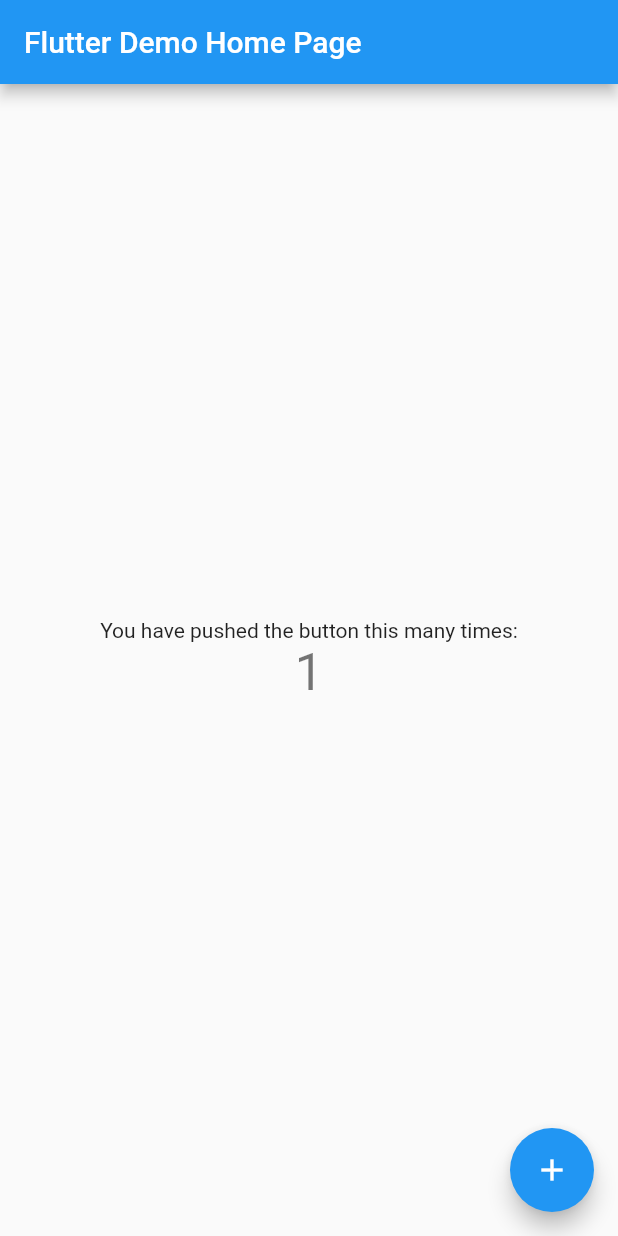
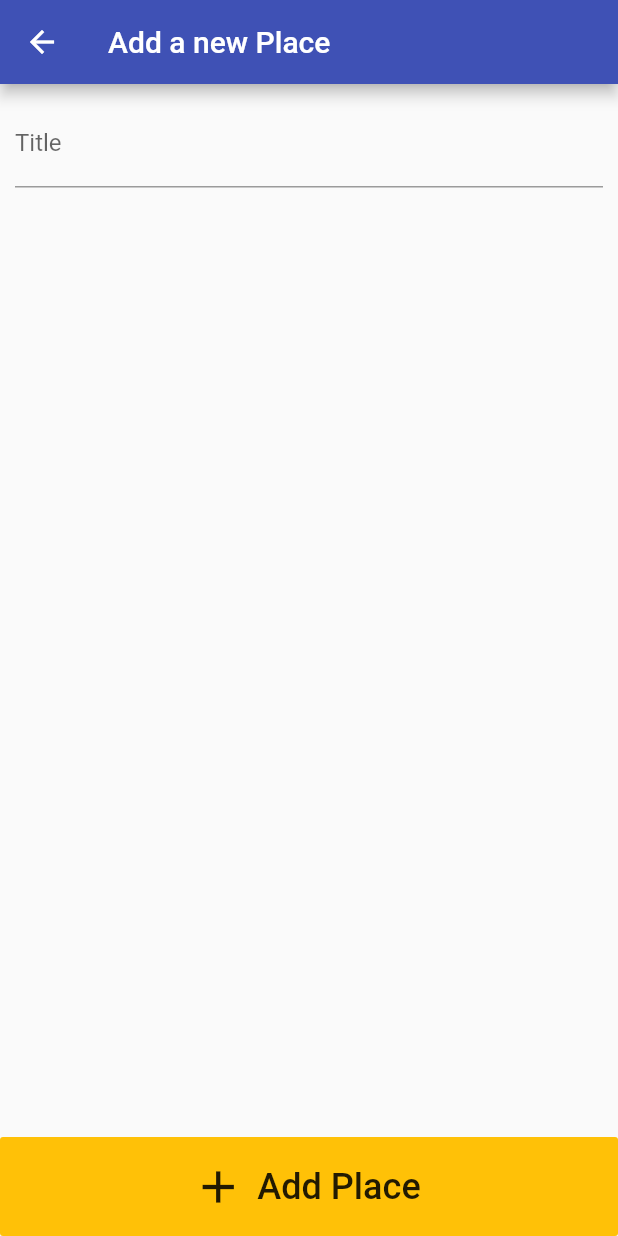
Before and after one commit to divyamraj18/Great-Places, a Flutter app: the screen it shows after launch, after a tap on the "add" icon, on a phone screen of 412 x 824 dp. Run offline on Flutter 3.47's test engine with Material 2 defaults, Android fonts, the phone set to English and light mode, and no system bars.

Commit message:
------------------------

```diff
--- a/lib/main.dart
+++ b/lib/main.dart
@@ -1,117 +1,30 @@
 import 'package:flutter/material.dart';
+import 'package:greatplaces/provider/great_places.dart';
+import 'package:greatplaces/screens/add_place_screen.dart';
+import 'package:greatplaces/screens/places_list_screen.dart';
+import 'package:provider/provider.dart';
 
 void main() {
   runApp(MyApp());
 }
 
 class MyApp extends StatelessWidget {
-  // This widget is the root of your application.
   @override
   Widget build(BuildContext context) {
-    return MaterialApp(
-      title: 'Flutter Demo',
-      theme: ThemeData(
-        // This is the theme of your application.
-        //
-        // Try running your application with "flutter run". You'll see the
-        // application has a blue toolbar. Then, without quitting the app, try
-        // changing the primarySwatch below to Colors.green and then invoke
-        // "hot reload" (press "r" in the console where you ran "flutter run",
-        // or simply save your changes to "hot reload" in a Flutter IDE).
-        // Notice that the counter didn't reset back to zero; the application
-        // is not restarted.
-        primarySwatch: Colors.blue,
-        // This makes the visual density adapt to the platform that you run
-        // the app on. For desktop platforms, the controls will be smaller and
-        // closer together (more dense) than on mobile platforms.
-        visualDensity: VisualDensity.adaptivePlatformDensity,
+    return ChangeNotifierProvider.value(
+        value: GreatPlaces(),
+      child: MaterialApp(
+       debugShowCheckedModeBanner: false,
+        title: 'Great Places',
+        theme: ThemeData(
+          primarySwatch: Colors.indigo,
+          accentColor: Colors.amber,
+        ),
+        home:PlacesListScreen(),
+        routes: {
+         AddPlaceScreen.routeName:(ctx)=> AddPlaceScreen(),
+        },
       ),
-      home: MyHomePage(title: 'Flutter Demo Home Page'),
     );
   }
 }
-
-class MyHomePage extends StatefulWidget {
-  MyHomePage({Key key, this.title}) : super(key: key);
-
-  // This widget is the home page of your application. It is stateful, meaning
-  // that it has a State object (defined below) that contains fields that affect
-  // how it looks.
-
-  // This class is the configuration for the state. It holds the values (in this
-  // case the title) provided by the parent (in this case the App widget) and
-  // used by the build method of the State. Fields in a Widget subclass are
-  // always marked "final".
-
-  final String title;
-
-  @override
-  _MyHomePageState createState() => _MyHomePageState();
-}
-
-class _MyHomePageState extends State<MyHomePage> {
-  int _counter = 0;
-
-  void _incrementCounter() {
-    setState(() {
-      // This call to setState tells the Flutter framework that something has
-      // changed in this State, which causes it to rerun the build method below
-      // so that the display can reflect the updated values. If we changed
-      // _counter without calling setState(), then the build method would not be
-      // called again, and so nothing would appear to happen.
-      _counter++;
-    });
-  }
-
-  @override
-  Widget build(BuildContext context) {
-    // This method is rerun every time setState is called, for instance as done
-    // by the _incrementCounter method above.
-    //
-    // The Flutter framework has been optimized to make rerunning build methods
-    // fast, so that you can just rebuild anything that needs updating rather
-    // than having to individually change instances of widgets.
-    return Scaffold(
-      appBar: AppBar(
-        // Here we take the value from the MyHomePage object that was created by
-        // the App.build method, and use it to set our appbar title.
-        title: Text(widget.title),
-      ),
-      body: Center(
-        // Center is a layout widget. It takes a single child and positions it
-        // in the middle of the parent.
-        child: Column(
-          // Column is also a layout widget. It takes a list of children and
-          // arranges them vertically. By default, it sizes itself to fit its
-          // children horizontally, and tries to be as tall as its parent.
-          //
-          // Invoke "debug painting" (press "p" in the console, choose the
-          // "Toggle Debug Paint" action from the Flutter Inspector in Android
-          // Studio, or the "Toggle Debug Paint" command in Visual Studio Code)
-          // to see the wireframe for each widget.
-          //
-          // Column has various properties to control how it sizes itself and
-          // how it positions its children. Here we use mainAxisAlignment to
-          // center the children vertically; the main axis here is the vertical
-          // axis because Columns are vertical (the cross axis would be
-          // horizontal).
-          mainAxisAlignment: MainAxisAlignment.center,
-          children: <Widget>[
-            Text(
-              'You have pushed the button this many times:',
-            ),
-            Text(
-              '$_counter',
-              style: Theme.of(context).textTheme.headline4,
-            ),
-          ],
-        ),
-      ),
-      floatingActionButton: FloatingActionButton(
-        onPressed: _incrementCounter,
-        tooltip: 'Increment',
-        child: Icon(Icons.add),
-      ), // This trailing comma makes auto-formatting nicer for build methods.
-    );
-  }
-}
--- /dev/null
+++ b/lib/models/place.dart
@@ -0,0 +1,27 @@
+import 'dart:io';
+import 'package:flutter/foundation.dart';
+class PlaceLocation{
+  final double longitude;
+  final double latitude;
+  final String address;
+  PlaceLocation({
+    @required this.latitude,
+    @required this.longitude,
+    this.address,
+});
+}
+class Place{
+  final String id;
+  final String title;
+  final PlaceLocation location;
+  final File image;
+
+
+  Place({
+    @required this.id,
+    @required this.title,
+    @required this.image,
+    @required this.location,
+});
+
+}
--- /dev/null
+++ b/lib/provider/great_places.dart
@@ -0,0 +1,11 @@
+
+import 'package:flutter/foundation.dart';
+import 'package:greatplaces/models/place.dart';
+
+class GreatPlaces with ChangeNotifier{
+  List<Place> _items=[];
+  List<Place> get items{
+    return [..._items];
+  }
+
+}
--- /dev/null
+++ b/lib/screens/add_place_screen.dart
@@ -0,0 +1,63 @@
+import 'package:flutter/material.dart';
+
+class AddPlaceScreen extends StatefulWidget {
+  static const routeName = '/add-place';
+  @override
+  _AddPlaceScreenState createState() => _AddPlaceScreenState();
+}
+
+class _AddPlaceScreenState extends State<AddPlaceScreen> {
+  @override
+  Widget build(BuildContext context) {
+    return Scaffold(
+      appBar: AppBar(
+        title: Text('Add a new Place'),
+      ),
+      body: Column(
+        //mainAxisAlignment: MainAxisAlignment.spaceBetween,
+        crossAxisAlignment: CrossAxisAlignment.stretch,
+        children: <Widget>[
+          Expanded(
+            child: SingleChildScrollView(
+              child: Padding(
+                padding: const EdgeInsets.all(10.0),
+                child: Column(
+                  children: <Widget>[
+                    TextField(
+                      decoration: InputDecoration(labelText: 'Title'),
+                      //controller: _titleController,
+                    ),
+                    SizedBox(
+                      height: 10,
+                    ),
+                    Container(),
+                    FlatButton(onPressed: null, child: null)
+                  ],
+                ),
+              ),
+            ),
+          ),
+          Container(
+            height: MediaQuery.of(context).size.height * 0.08,
+            child: RaisedButton.icon(
+                color: Theme.of(context).accentColor,
+                splashColor: Colors.green,
+                elevation: 0,
+                materialTapTargetSize: MaterialTapTargetSize.shrinkWrap,
+                icon: Icon(
+                  Icons.add,
+                  size: 36,
+                ),
+                label: Text(
+                  'Add Place',
+                  style: TextStyle(fontSize: 24),
+                ),
+                onPressed: () {
+                  Navigator.of(context).pop();
+                }),
+          ),
+        ],
+      ),
+    );
+  }
+}
--- /dev/null
+++ b/lib/screens/places_list_screen.dart
@@ -0,0 +1,27 @@
+import 'package:flutter/material.dart';
+import 'package:greatplaces/screens/add_place_screen.dart';
+
+class PlacesListScreen extends StatelessWidget {
+  @override
+  Widget build(BuildContext context) {
+    return Scaffold(
+      appBar: AppBar(
+        title: Text(
+          'Your Places',
+          style: TextStyle(fontSize: 20, fontWeight: FontWeight.bold),
+        ),
+        actions: <Widget>[
+          IconButton(
+              icon: Icon(Icons.add),
+              onPressed: () {
+                Navigator.of(context).pushNamed(AddPlaceScreen.routeName);
+              }
+              ),
+        ],
+      ),
+      body: Center(
+        child: Text('data'),
+      ),
+    );
+  }
+}
--- /dev/null
+++ b/lib/widgets/image_input.dart
@@ -0,0 +1,23 @@
+import 'package:flutter/material.dart';
+
+
+class ImageInput extends StatefulWidget {
+  @override
+  _ImageInputState createState() => _ImageInputState();
+}
+
+class _ImageInputState extends State<ImageInput> {
+  @override
+  Widget build(BuildContext context) {
+    return Row(
+      children: <Widget>[
+        Container(
+          width: 100,
+          height: 100,
+          decoration: BoxDecoration(border: Border.all(width: 1,color: Colors.grey)),
+        ),
+        FlatButton(onPressed: null, child: null)
+      ],
+    );
+  }
+}
--- a/pubspec.yaml
+++ b/pubspec.yaml
@@ -23,6 +23,7 @@ environment:
 dependencies:
   flutter:
     sdk: flutter
+  provider: ^4.1.2
 
 
   # The following adds the Cupertino Icons font to your application.
```
Also changed, not shown: lib/screens/place_detail_screen.dart (added), pubspec.lock.
